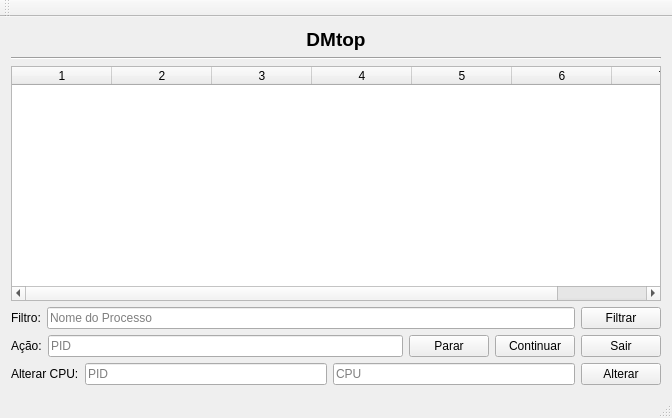
This is DMtop/mainwindow.ui in DenisMedeiros/Real-Time-Systems-Applications as Qt 5 draws it before an edit. The edited form follows.
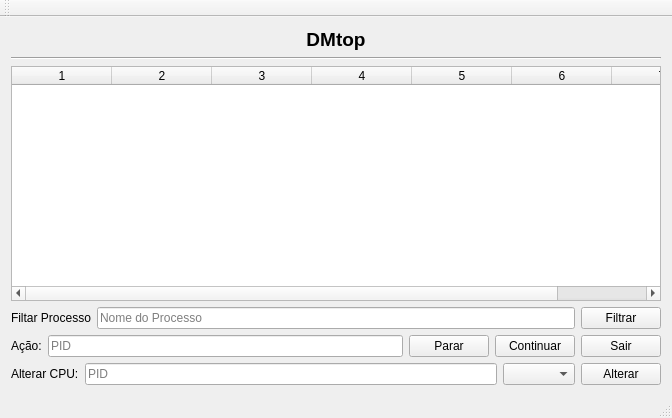
This is the edited form.

Commit message: Filtragem de processos funcionando.

Patch:
```diff
--- a/DMtop/mainwindow.ui
+++ b/DMtop/mainwindow.ui
@@ -81,7 +81,7 @@
         <item>
          <widget class="QLabel" name="label_2">
           <property name="text">
-           <string>Filtro:</string>
+           <string>Filtar Processo</string>
           </property>
          </widget>
         </item>
@@ -160,11 +160,7 @@
          </widget>
         </item>
         <item>
-         <widget class="QLineEdit" name="lineEditCPU">
-          <property name="placeholderText">
-           <string>CPU</string>
-          </property>
-         </widget>
+         <widget class="QComboBox" name="comboBoxCPU"/>
         </item>
         <item>
          <widget class="QPushButton" name="pushButtonAlterarCPU">
```
The commit also changes 2 other files.
